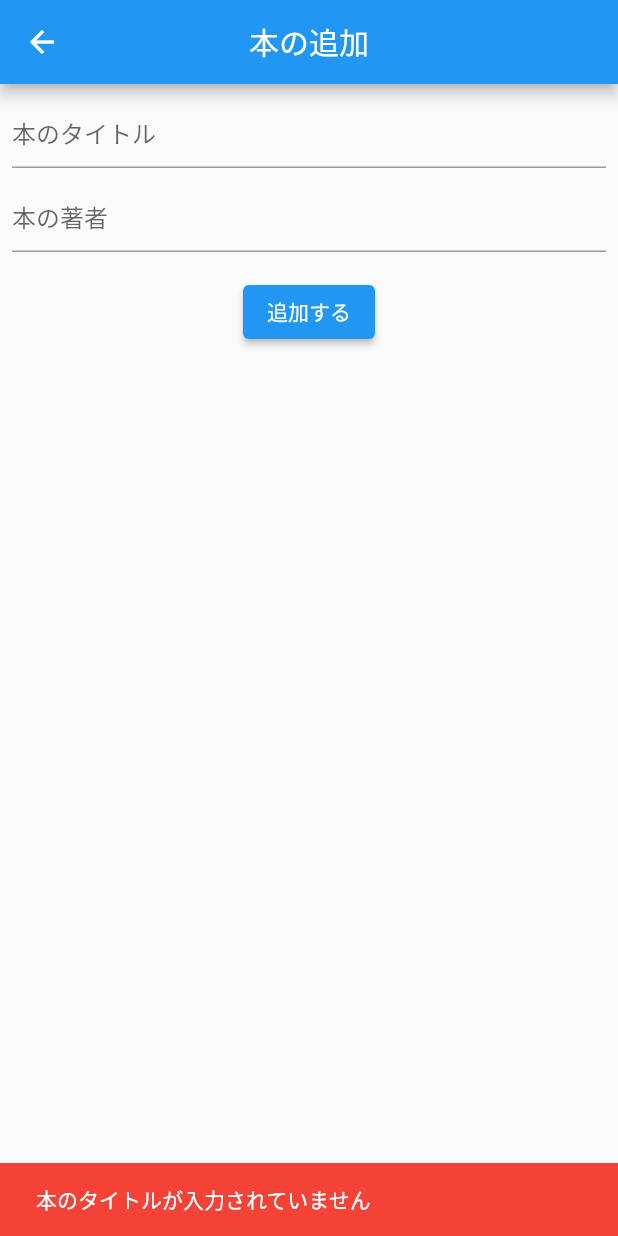
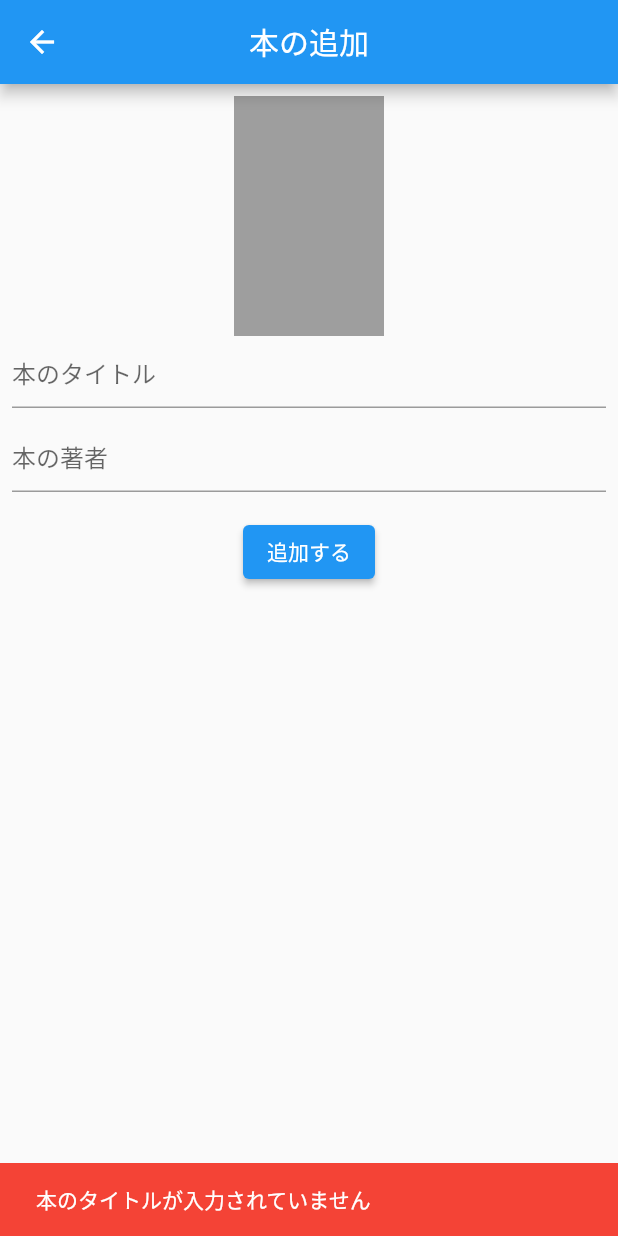
Before and after one commit to shohezo/book_list_sample, a Flutter app: the AddBooktPage screen opened directly, after a tap on "追加する", on a phone screen of 412 x 824 dp. Run offline on Flutter 3.47's test engine with Material 2 defaults, Android fonts, the phone set to English and light mode, and no system bars; our stand-ins replace cloud_firestore, firebase_core, firebase_storage, flutter_slidable, image_picker; accounts and stored records are empty.

Commit message:
写真のアップロード処理

```diff
--- a/lib/ add_book/add_book_model.dart
+++ /dev/null
@@ -1,26 +0,0 @@
-import 'package:cloud_firestore/cloud_firestore.dart';
-import 'package:flutter/material.dart';
-
-class AddBookModel extends ChangeNotifier {
-  String? title;
-  String? author;
-
-  //追加処理
-  Future<void> addBook() async {
-    if (title == null || title == "") {
-      throw '本のタイトルが入力されていません';
-    }
-
-    if (author == null || author!.isEmpty) {
-      throw '著者が入力されていません';
-    }
-
-    //fire storeに追加
-    await FirebaseFirestore.instance.collection('books').add(
-      {
-        'title': title,
-        'author': author,
-      },
-    );
-  }
-}
--- a/lib/ add_book/add_book_page.dart
+++ /dev/null
@@ -1,67 +0,0 @@
-import 'package:book_list_sample/%20add_book/add_book_model.dart';
-import 'package:flutter/material.dart';
-import 'package:provider/provider.dart';
-
-class AddBooktPage extends StatelessWidget {
-  @override
-  Widget build(BuildContext context) {
-    return ChangeNotifierProvider<AddBookModel>(
-      create: (_) => AddBookModel(),
-      child: Scaffold(
-        appBar: AppBar(
-          title: Text('本の追加'),
-          centerTitle: true,
-        ),
-        body: Center(
-          child: Consumer<AddBookModel>(builder: (context, model, child) {
-            return Padding(
-              padding: const EdgeInsets.all(8.0),
-              child: Column(
-                children: [
-                  TextField(
-                    decoration: InputDecoration(
-                      hintText: '本のタイトル',
-                    ),
-                    onChanged: (text) {
-                      model.title = text;
-                    },
-                  ),
-                  SizedBox(
-                    height: 8.0,
-                  ),
-                  TextField(
-                    decoration: InputDecoration(
-                      hintText: '本の著者',
-                    ),
-                    onChanged: (text) {
-                      model.author = text;
-                    },
-                  ),
-                  SizedBox(
-                    height: 16.0,
-                  ),
-                  ElevatedButton(
-                    onPressed: () async {
-                      //追加の処理
-                      try {
-                        await model.addBook();
-                        Navigator.of(context).pop(true);
-                      } catch (e) {
-                        final snackBar = SnackBar(
-                          backgroundColor: Colors.red,
-                          content: Text(e.toString()),
-                        );
-                        ScaffoldMessenger.of(context).showSnackBar(snackBar);
-                      }
-                    },
-                    child: Text('追加する'),
-                  ),
-                ],
-              ),
-            );
-          }),
-        ),
-      ),
-    );
-  }
-}
--- /dev/null
+++ b/lib/add_book/add_book_model.dart
@@ -0,0 +1,67 @@
+import 'dart:io';
+
+import 'package:cloud_firestore/cloud_firestore.dart';
+import 'package:firebase_storage/firebase_storage.dart';
+import 'package:flutter/material.dart';
+import 'package:image_picker/image_picker.dart';
+
+class AddBookModel extends ChangeNotifier {
+  String? title;
+  String? author;
+  File? imageFile;
+  bool isLoading = false;
+
+  final picker = ImagePicker();
+
+  void startLoading(){
+    isLoading =true;
+    notifyListeners();
+  }
+
+  void endLoading(){
+    isLoading = false;
+    notifyListeners();
+  }
+
+
+
+  //追加処理
+  Future<void> addBook() async {
+    if (title == null || title == "") {
+      throw '本のタイトルが入力されていません';
+    }
+
+    if (author == null || author!.isEmpty) {
+      throw '著者が入力されていません';
+    }
+
+    final doc = await FirebaseFirestore.instance.collection('books').doc();
+
+    String? imgURL;
+
+    if (imageFile != null) {
+      //storageにアップロード
+      final task = await FirebaseStorage.instance
+          .ref('books/${doc.id}')
+          .putFile(imageFile!);
+      imgURL = await task.ref.getDownloadURL();
+    }
+
+    //fire storeに追加
+    await doc.set(
+      {
+        'title': title,
+        'author': author,
+        'imgURL': imgURL,
+      },
+    );
+  }
+
+  Future pickImage() async {
+    final pickedFile = await picker.pickImage(source: ImageSource.gallery);
+    if (pickedFile != null) {
+      imageFile = File(pickedFile.path);
+      notifyListeners();
+    }
+  }
+}
--- /dev/null
+++ b/lib/add_book/add_book_page.dart
@@ -0,0 +1,95 @@
+import 'package:book_list_sample/add_book/add_book_model.dart';
+import 'package:flutter/material.dart';
+import 'package:provider/provider.dart';
+
+class AddBooktPage extends StatelessWidget {
+  @override
+  Widget build(BuildContext context) {
+    return ChangeNotifierProvider<AddBookModel>(
+      create: (_) => AddBookModel(),
+      child: Scaffold(
+        appBar: AppBar(
+          title: Text('本の追加'),
+          centerTitle: true,
+        ),
+        body: Center(
+          child: Consumer<AddBookModel>(builder: (context, model, child) {
+            return Stack(
+              children: [
+                Padding(
+                  padding: const EdgeInsets.all(8.0),
+                  child: Column(
+                    children: [
+                      GestureDetector(
+                        child: SizedBox(
+                          width: 100,
+                          height: 160,
+                          child: model.imageFile != null
+                              ? Image.file(model.imageFile!)
+                              : Container(color: Colors.grey),
+                        ),
+                        onTap: () async {
+                          await model.pickImage();
+                        },
+                      ),
+                      TextField(
+                        decoration: InputDecoration(
+                          hintText: '本のタイトル',
+                        ),
+                        onChanged: (text) {
+                          model.title = text;
+                        },
+                      ),
+                      SizedBox(
+                        height: 8.0,
+                      ),
+                      TextField(
+                        decoration: InputDecoration(
+                          hintText: '本の著者',
+                        ),
+                        onChanged: (text) {
+                          model.author = text;
+                        },
+                      ),
+                      SizedBox(
+                        height: 16.0,
+                      ),
+                      ElevatedButton(
+                        onPressed: () async {
+                          //追加の処理
+                          try {
+                            model.startLoading();
+                            await model.addBook();
+                            Navigator.of(context).pop(true);
+                          } catch (e) {
+                            print(e);
+                            final snackBar = SnackBar(
+                              backgroundColor: Colors.red,
+                              content: Text(e.toString()),
+                            );
+                            ScaffoldMessenger.of(context)
+                                .showSnackBar(snackBar);
+                          } finally {
+                            model.endLoading();
+                          }
+                        },
+                        child: Text('追加する'),
+                      ),
+                    ],
+                  ),
+                ),
+                if(model.isLoading)
+                Container(
+                  color: Colors.black54,
+                  child: Center(
+                    child: CircularProgressIndicator(),
+                  ),
+                ),
+              ],
+            );
+          }),
+        ),
+      ),
+    );
+  }
+}
--- a/lib/book_list/book_list_model.dart
+++ b/lib/book_list/book_list_model.dart
@@ -19,7 +19,8 @@ class BookListModel extends ChangeNotifier {
       final String id = document.id;
       final String title = data['title'];
       final String author = data['author'];
-      return Book(id,title, author);
+      final String? imgURL = data['imgURL'];
+      return Book(id,title, author,imgURL);
     }).toList();
 
     this.books = books;
--- a/lib/book_list/book_list_page.dart
+++ b/lib/book_list/book_list_page.dart
@@ -1,10 +1,9 @@
-import 'package:book_list_sample/%20add_book/add_book_page.dart';
+import 'package:book_list_sample/add_book/add_book_page.dart';
 import 'package:book_list_sample/book_list/book_list_model.dart';
 import 'package:book_list_sample/edit_book/edit_book_page.dart';
 import 'package:flutter/material.dart';
 import 'package:flutter_slidable/flutter_slidable.dart';
 import 'package:provider/provider.dart';
-import '';
 import '../domain/book.dart';
 
 class BookListPage extends StatelessWidget {
@@ -16,6 +15,14 @@ class BookListPage extends StatelessWidget {
         appBar: AppBar(
           title: Text('本一覧'),
           centerTitle: true,
+          actions: [
+            IconButton(
+              onPressed: (){
+
+              },
+              icon: Icon(Icons.person),
+            ),
+          ],
         ),
         body: Center(
           child: Consumer<BookListModel>(builder: (context, model, child) {
@@ -29,6 +36,9 @@ class BookListPage extends StatelessWidget {
                 .map(
                   (book) => Slidable(
                     child: ListTile(
+                      leading: book.imgURL != null
+                          ? Image.network(book.imgURL!)
+                          : null,
                       title: Text(book.title),
                       subtitle: Text(book.author),
                     ),
@@ -62,7 +72,7 @@ class BookListPage extends StatelessWidget {
                           label: '編集',
                         ),
                         SlidableAction(
-                          onPressed: (value) async{
+                          onPressed: (value) async {
                             await showConfirmDialog(context, book, model);
                           },
                           backgroundColor: Color(0xFFFE4A49),
@@ -110,7 +120,8 @@ class BookListPage extends StatelessWidget {
     );
   }
 
-  Future showConfirmDialog(BuildContext context, Book book ,BookListModel model) {
+  Future showConfirmDialog(
+      BuildContext context, Book book, BookListModel model) {
     return showDialog(
       context: context,
       barrierDismissible: false,
@@ -125,7 +136,7 @@ class BookListPage extends StatelessWidget {
             ),
             TextButton(
               child: Text("OK"),
-              onPressed: () async{
+              onPressed: () async {
                 //modelで渡して削除渡す
                 await model.delete(book);
                 Navigator.pop(context);
@@ -134,8 +145,7 @@ class BookListPage extends StatelessWidget {
                   content: Text('${book.title}を削除しました'),
                 );
                 model.fetchBookList();
-                ScaffoldMessenger.of(context)
-                    .showSnackBar(snackBar);
+                ScaffoldMessenger.of(context).showSnackBar(snackBar);
               },
             ),
           ],
--- a/lib/domain/book.dart
+++ b/lib/domain/book.dart
@@ -6,6 +6,7 @@ class Book {
   String id = "";
   String title = "";
   String author = "";
+  String? imgURL = "";
 
-  Book(this.id,this.title,this.author);
+  Book(this.id,this.title,this.author,this.imgURL);
 }
--- a/lib/edit_book/edit_book_page.dart
+++ b/lib/edit_book/edit_book_page.dart
@@ -1,4 +1,3 @@
-import 'package:book_list_sample/%20add_book/add_book_model.dart';
 import 'package:book_list_sample/domain/book.dart';
 import 'package:book_list_sample/edit_book/edit_book_model.dart';
 import 'package:flutter/material.dart';
--- a/pubspec.yaml
+++ b/pubspec.yaml
@@ -38,6 +38,8 @@ dependencies:
   cloud_firestore: ^3.1.18
   provider: ^6.0.3
   flutter_slidable: ^1.3.0
+  firebase_storage: ^10.2.18
+  image_picker: ^0.8.5+3
 
 dev_dependencies:
   flutter_test:
```
Also changed, not shown: lib/register/register_model.dart (added), lib/register/register_page.dart (added), pubspec.lock, 4 other files.
